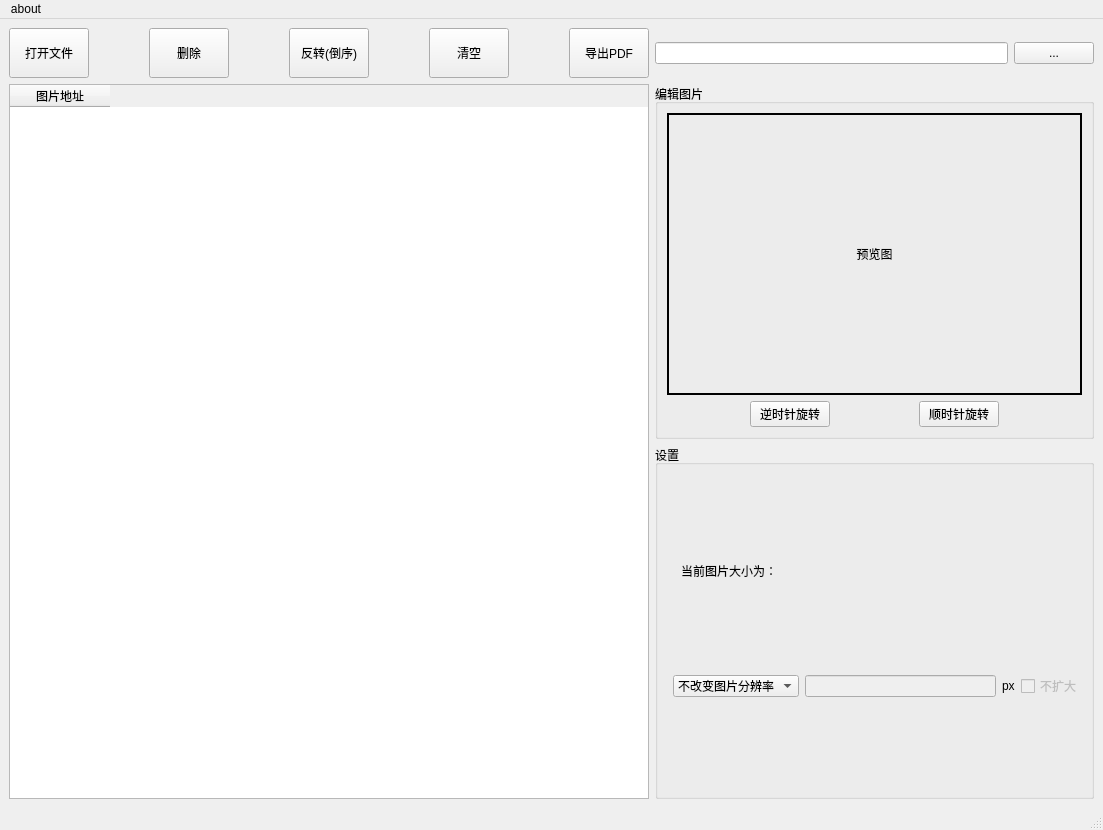
foreverzxc/Photo2PDF, file mainwindow.ui: the form before one commit.
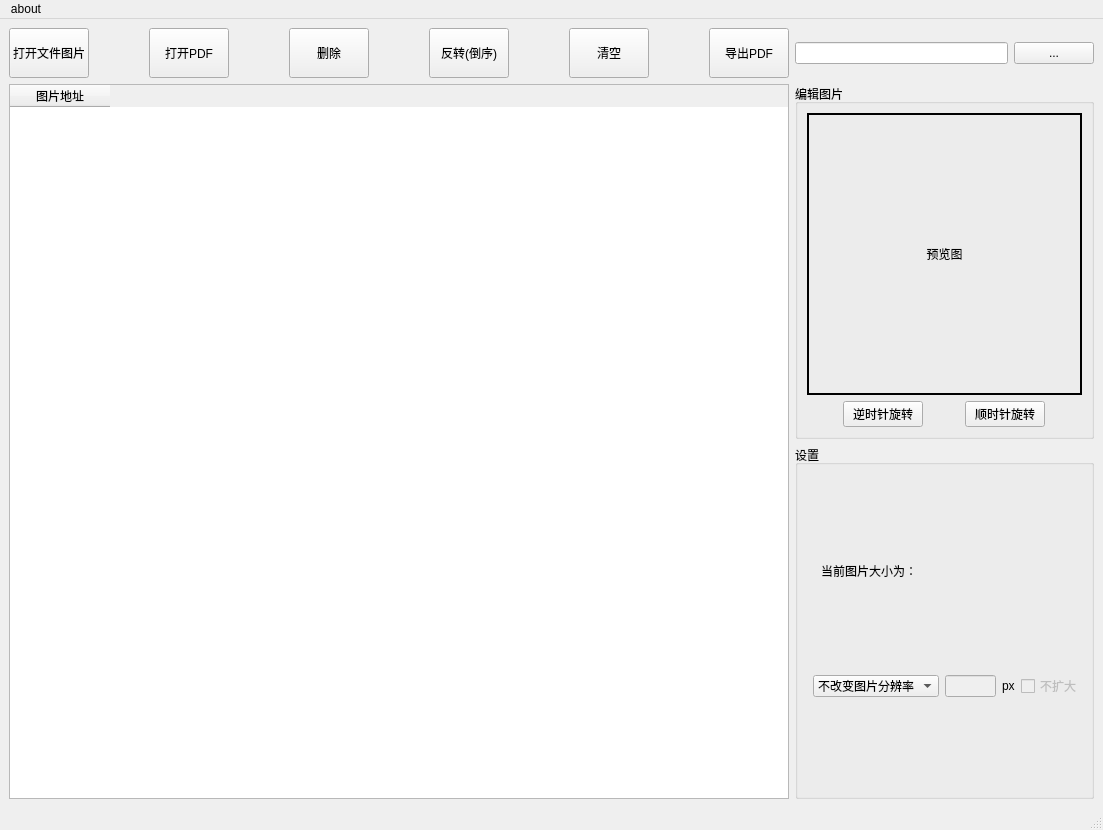
The form after the commit. Custom widgets are drawn as their Qt base class.

What changed in the file:
```diff
--- a/mainwindow.ui
+++ b/mainwindow.ui
@@ -248,7 +248,7 @@
        </widget>
       </item>
       <item row="0" column="0">
-       <layout class="QHBoxLayout" name="horizontalLayout_4" stretch="0,0,0,0,0">
+       <layout class="QHBoxLayout" name="horizontalLayout_4" stretch="0,0,0,0,0,0">
         <property name="spacing">
          <number>60</number>
         </property>
@@ -267,7 +267,20 @@
            </size>
           </property>
           <property name="text">
-           <string>打开文件</string>
+           <string>打开文件图片</string>
+          </property>
+         </widget>
+        </item>
+        <item>
+         <widget class="QPushButton" name="openPDFButton">
+          <property name="minimumSize">
+           <size>
+            <width>0</width>
+            <height>50</height>
+           </size>
+          </property>
+          <property name="text">
+           <string>打开PDF</string>
           </property>
          </widget>
         </item>
```
